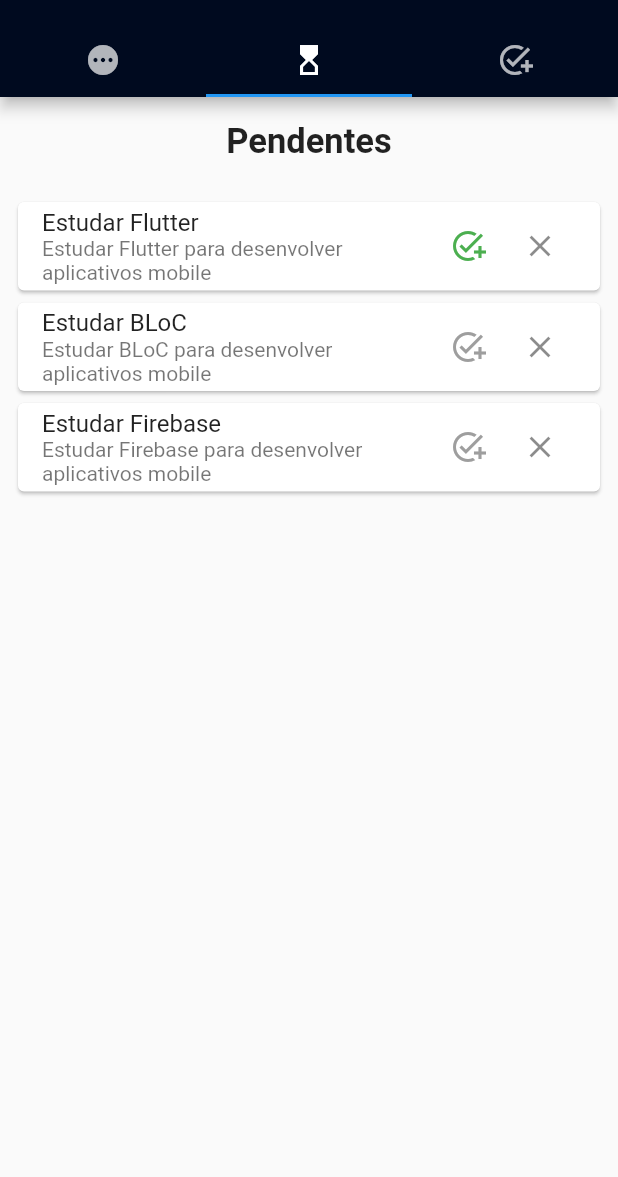
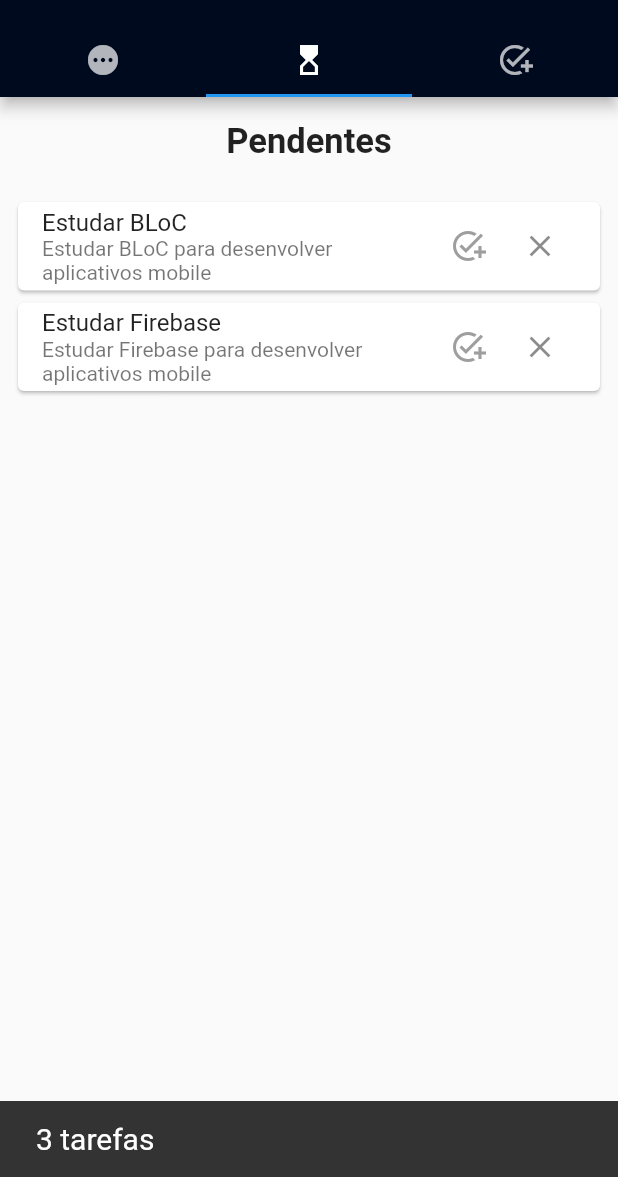
Before and after one commit to NathanaelDelfino/entendo_flutter_bloc, a Flutter app: the screen it shows after launch, tab 2 chosen, after a tap on the "add task" icon, on a phone screen of 412 x 824 dp, the part 59-1236 px from its top. Run offline on Flutter 3.47's test engine with Material 2 defaults, Android fonts, the light colour scheme and no system bars; our stand-ins replace equatable, flutter_bloc.

Commit message:
:up: Refresh ao atualizar TODO

```diff
--- a/lib/blocs/todos/todos_bloc.dart
+++ b/lib/blocs/todos/todos_bloc.dart
@@ -32,12 +32,14 @@ class TodosBloc extends Bloc<TodosEvent, TodosState> {
   void _aoAtualizarTodos(AtualizarTodos event, Emitter<TodosState> emit) {
     final state = this.state;
     if (state is TodosCarregados) {
-      var todos = state.todos.map((todo) {
-        return todo.id == event.todo.id ? event.todo : todo;
-      }).toList();
+      // var todos = state.todos.map((todo) {
+      //   return todo.id == event.todo.id ? event.todo : todo;
+      // }).toList();
+      state.todos[state.todos
+          .indexWhere((element) => element.id == event.todo.id)] = event.todo;
 
       emit(
-        TodosCarregados(todos: todos),
+        TodosCarregados(todos: state.todos),
       );
     }
   }
--- a/lib/blocs/todos_filtro/todos_filtro_bloc.dart
+++ b/lib/blocs/todos_filtro/todos_filtro_bloc.dart
@@ -43,11 +43,11 @@ class TodosFiltroBloc extends Bloc<TodosFiltroEvent, TodosFiltroState> {
           case TodosFiltro.all:
             return true;
           case TodosFiltro.completada:
-            return todo.estaCompletada!;
+            return todo.estaCompletada;
           case TodosFiltro.cancelada:
             return todo.estaCancelada!;
           case TodosFiltro.pendente:
-            return !(todo.estaCompletada! || todo.estaCancelada!);
+            return !(todo.estaCompletada || todo.estaCancelada!);
         }
       }).toList();
 
--- a/lib/components/card_para_fazer.dart
+++ b/lib/components/card_para_fazer.dart
@@ -5,8 +5,13 @@ import '../blocs/todos/todos_bloc.dart';
 import '../models/todos_model.dart';
 
 class CardParaFazer extends StatefulWidget {
-  const CardParaFazer({super.key, required this.todo});
+  const CardParaFazer({
+    super.key,
+    required this.todo,
+    required this.atualizarTarefa,
+  });
   final Todo todo;
+  final Function atualizarTarefa;
   @override
   State<CardParaFazer> createState() => _CardParaFazerState();
 }
@@ -14,7 +19,6 @@ class CardParaFazer extends StatefulWidget {
 class _CardParaFazerState extends State<CardParaFazer> {
   @override
   Widget build(BuildContext context) {
-    var completada = widget.todo.estaCompletada;
     return Card(
       child: ListTile(
         title: Text(widget.todo.titulo),
@@ -25,14 +29,15 @@ class _CardParaFazerState extends State<CardParaFazer> {
             IconButton(
               icon: Icon(
                 Icons.add_task,
-                color: completada ? Colors.green : Colors.grey,
+                color:
+                    ObterSeAAtividadeEstaCompleta ? Colors.green : Colors.grey,
               ),
               onPressed: () {
-                completada = !completada;
                 widget.todo.tarefaCompletada();
                 context.read<TodosBloc>().add(AtualizarTodos(widget.todo));
+                widget.atualizarTarefa();
                 setState(() {
-                  completada = widget.todo.estaCompletada;
+                  ObterSeAAtividadeEstaCompleta;
                 });
               },
             ),
@@ -47,4 +52,6 @@ class _CardParaFazerState extends State<CardParaFazer> {
       ),
     );
   }
+
+  bool get ObterSeAAtividadeEstaCompleta => widget.todo.estaCompletada;
 }
--- a/lib/screens/home_screen.dart
+++ b/lib/screens/home_screen.dart
@@ -1,4 +1,3 @@
-import 'package:entendo_flutter_bloc/blocs/todos/todos_bloc.dart';
 import 'package:entendo_flutter_bloc/blocs/todos_filtro/todos_filtro_bloc.dart';
 import 'package:entendo_flutter_bloc/components/card_para_fazer.dart';
 import 'package:entendo_flutter_bloc/models/todos_filtro_model.dart';
@@ -38,19 +37,13 @@ class _HomePageState extends State<HomeScreen> {
             onTap: (tabIndex) {
               switch (tabIndex) {
                 case 0:
-                  BlocProvider.of<TodosFiltroBloc>(context).add(
-                      const TodosFiltroAtualiza(
-                          filtroDeTodos: TodosFiltro.all));
+                  RecarregaFiltro(context, TodosFiltro.all);
                   break;
                 case 1:
-                  BlocProvider.of<TodosFiltroBloc>(context).add(
-                      const TodosFiltroAtualiza(
-                          filtroDeTodos: TodosFiltro.pendente));
+                  RecarregaFiltro(context, TodosFiltro.pendente);
                   break;
                 case 2:
-                  BlocProvider.of<TodosFiltroBloc>(context).add(
-                      const TodosFiltroAtualiza(
-                          filtroDeTodos: TodosFiltro.completada));
+                  RecarregaFiltro(context, TodosFiltro.completada);
                   break;
                 default:
               }
@@ -70,17 +63,38 @@ class _HomePageState extends State<HomeScreen> {
         ),
         body: TabBarView(
           children: [
-            _todos('Todas'),
-            _todos('Pendentes'),
-            _todos('Completas'),
+            _todos('Todas', TodosFiltro.all),
+            _todos('Pendentes', TodosFiltro.pendente),
+            _todos('Completas', TodosFiltro.completada),
           ],
         ),
       ),
     );
   }
 
-  BlocBuilder<TodosFiltroBloc, TodosFiltroState> _todos(String titulo) {
-    return BlocBuilder<TodosFiltroBloc, TodosFiltroState>(
+  RecarregaFiltro(BuildContext context, TodosFiltro filtro) {
+    BlocProvider.of<TodosFiltroBloc>(context)
+        .add(TodosFiltroAtualiza(filtroDeTodos: filtro));
+  }
+
+  BlocConsumer<TodosFiltroBloc, TodosFiltroState> _todos(
+      String titulo, TodosFiltro filtro) {
+    final size = MediaQuery.of(context).size;
+    return BlocConsumer<TodosFiltroBloc, TodosFiltroState>(
+      listener: (context, state) {
+        if (state is TodosFiltroCarregado) {
+          ScaffoldMessenger.of(context).showSnackBar(
+            SnackBar(
+              content: Text(
+                '${state.todosFiltrados.length} tarefas',
+                style: const TextStyle(
+                  fontSize: 20,
+                ),
+              ),
+            ),
+          );
+        }
+      },
       builder: (context, state) {
         if (state is TodosFiltroCarregando) {
           return const Center(
@@ -105,16 +119,22 @@ class _HomePageState extends State<HomeScreen> {
                       ),
                     ),
                   ),
-                  SingleChildScrollView(
-                    child: SizedBox(
-                      height: 550,
-                      child: ListView.builder(
-                        shrinkWrap: true,
-                        itemCount: state.todosFiltrados.length,
-                        itemBuilder: (BuildContext context, index) {
-                          return CardParaFazer(
-                              todo: state.todosFiltrados[index]);
-                        },
+                  Container(
+                    height: size.height * 0.65,
+                    child: SingleChildScrollView(
+                      child: Column(
+                        children: [
+                          ListView.builder(
+                            shrinkWrap: true,
+                            itemCount: state.todosFiltrados.length,
+                            itemBuilder: (BuildContext context, index) {
+                              return CardParaFazer(
+                                  todo: state.todosFiltrados[index],
+                                  atualizarTarefa: () =>
+                                      RecarregaFiltro(context, filtro));
+                            },
+                          ),
+                        ],
                       ),
                     ),
                   ),
```
Also changed, not shown: 1 other file.
